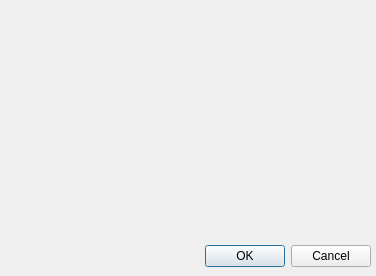
Before: the Qt Designer form addteamdialog.ui in stefanmarjanovic/Comp, drawn with Qt 5.
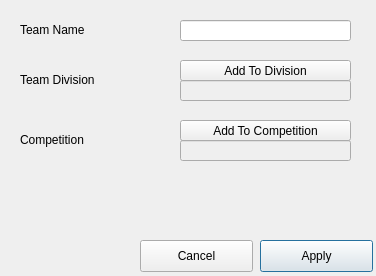
After: the same form once the commit is applied.

Commit message:
CompAndDivision plus some refactor.
DivisionSearch
CompSearch
Team Functions
Database class

Patch:
```diff
--- a/addteamdialog.ui
+++ b/addteamdialog.ui
@@ -13,20 +13,149 @@
   <property name="windowTitle">
    <string>Dialog</string>
   </property>
-  <widget class="QDialogButtonBox" name="buttonBox">
+  <widget class="QPushButton" name="cancel">
    <property name="geometry">
     <rect>
-     <x>30</x>
+     <x>140</x>
      <y>240</y>
-     <width>341</width>
+     <width>113</width>
      <height>32</height>
     </rect>
    </property>
-   <property name="orientation">
-    <enum>Qt::Horizontal</enum>
+   <property name="text">
+    <string>Cancel</string>
    </property>
-   <property name="standardButtons">
-    <set>QDialogButtonBox::Cancel|QDialogButtonBox::Ok</set>
+  </widget>
+  <widget class="QPushButton" name="apply">
+   <property name="geometry">
+    <rect>
+     <x>260</x>
+     <y>240</y>
+     <width>113</width>
+     <height>32</height>
+    </rect>
+   </property>
+   <property name="autoFillBackground">
+    <bool>false</bool>
+   </property>
+   <property name="text">
+    <string>Apply</string>
+   </property>
+   <property name="autoDefault">
+    <bool>false</bool>
+   </property>
+   <property name="default">
+    <bool>true</bool>
+   </property>
+   <property name="flat">
+    <bool>false</bool>
+   </property>
+  </widget>
+  <widget class="QLineEdit" name="teamName">
+   <property name="geometry">
+    <rect>
+     <x>180</x>
+     <y>20</y>
+     <width>171</width>
+     <height>21</height>
+    </rect>
+   </property>
+  </widget>
+  <widget class="QLabel" name="label_7">
+   <property name="geometry">
+    <rect>
+     <x>20</x>
+     <y>70</y>
+     <width>121</width>
+     <height>20</height>
+    </rect>
+   </property>
+   <property name="text">
+    <string>Team Division</string>
+   </property>
+  </widget>
+  <widget class="QLabel" name="label_2">
+   <property name="geometry">
+    <rect>
+     <x>20</x>
+     <y>20</y>
+     <width>121</width>
+     <height>20</height>
+    </rect>
+   </property>
+   <property name="text">
+    <string>Team Name</string>
+   </property>
+  </widget>
+  <widget class="QLineEdit" name="divisionID">
+   <property name="enabled">
+    <bool>false</bool>
+   </property>
+   <property name="geometry">
+    <rect>
+     <x>180</x>
+     <y>80</y>
+     <width>171</width>
+     <height>21</height>
+    </rect>
+   </property>
+   <property name="acceptDrops">
+    <bool>false</bool>
+   </property>
+  </widget>
+  <widget class="QPushButton" name="divisionSearch">
+   <property name="geometry">
+    <rect>
+     <x>180</x>
+     <y>60</y>
+     <width>171</width>
+     <height>21</height>
+    </rect>
+   </property>
+   <property name="text">
+    <string>Add To Division</string>
+   </property>
+  </widget>
+  <widget class="QLabel" name="label_3">
+   <property name="geometry">
+    <rect>
+     <x>20</x>
+     <y>130</y>
+     <width>121</width>
+     <height>20</height>
+    </rect>
+   </property>
+   <property name="text">
+    <string>Competition</string>
+   </property>
+  </widget>
+  <widget class="QPushButton" name="compSearch">
+   <property name="geometry">
+    <rect>
+     <x>180</x>
+     <y>120</y>
+     <width>171</width>
+     <height>21</height>
+    </rect>
+   </property>
+   <property name="text">
+    <string>Add To Competition</string>
+   </property>
+  </widget>
+  <widget class="QLineEdit" name="compID">
+   <property name="enabled">
+    <bool>false</bool>
+   </property>
+   <property name="geometry">
+    <rect>
+     <x>180</x>
+     <y>140</y>
+     <width>171</width>
+     <height>21</height>
+    </rect>
+   </property>
+   <property name="acceptDrops">
+    <bool>false</bool>
    </property>
   </widget>
  </widget>
```
Left out of the diff: 35 changed lines with no effect on the pictures. The commit also changes 23 other files.
